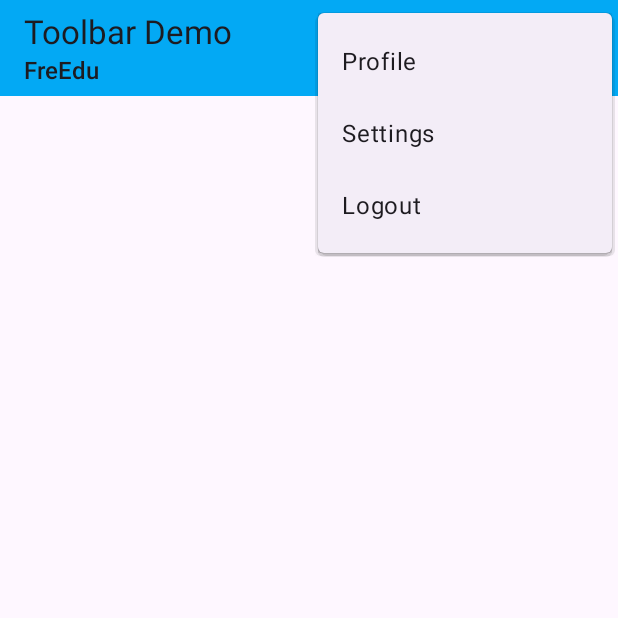
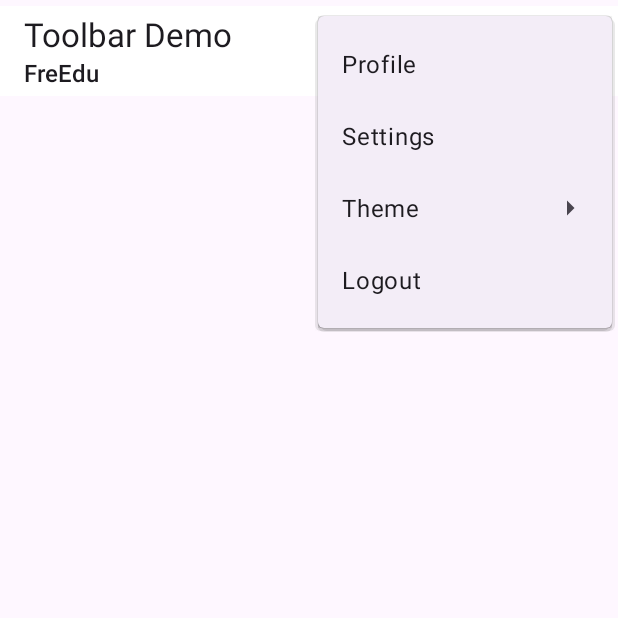
Before and after one commit to musfiqur552608/ToolbarMenu, an Android app: the screen it shows after launch (MainActivity), with the options menu open, on a phone screen of 412 x 824 dp, the top half of it. Run offline under Robolectric (Android 15) with nearby library versions, the phone set to English and light mode, and no system bars.

Commit message:
Menu under menu

```diff
--- a/app/src/main/res/layout/activity_main.xml
+++ b/app/src/main/res/layout/activity_main.xml
@@ -9,12 +9,14 @@
     <androidx.appcompat.widget.Toolbar
         android:id="@+id/toolbar"
         android:layout_width="0dp"
-        app:title="Toolbar Demo"
+        android:layout_height="60dp"
+        android:layout_marginTop="4dp"
+        android:background="@color/white"
+        app:layout_constraintEnd_toEndOf="parent"
+        app:layout_constraintHorizontal_bias="0.0"
+        app:layout_constraintStart_toStartOf="parent"
+        app:layout_constraintTop_toTopOf="parent"
         app:subtitle="FreEdu"
-        android:background="#03A9F4"
-        android:layout_height="wrap_content"
-        app:layout_constraintEnd_toEndOf="parent"
-        app:layout_constraintStart_toStartOf="parent"
-        app:layout_constraintTop_toTopOf="parent" />
+        app:title="Toolbar Demo" />
 
 </androidx.constraintlayout.widget.ConstraintLayout>
--- a/app/src/main/res/menu/item_menu.xml
+++ b/app/src/main/res/menu/item_menu.xml
@@ -13,6 +13,18 @@
         android:title="Share"
         android:icon="@drawable/share"
         app:showAsAction="always"/>
+    <item android:id="@+id/theme"
+        android:title="Theme"
+        app:showAsAction="never">
+        <menu>
+            <item android:id="@+id/dark"
+                android:title="Dark"
+                app:showAsAction="never"/>
+            <item android:id="@+id/day"
+                android:title="Day"
+                app:showAsAction="never"/>
+        </menu>
+    </item>
     <item android:id="@+id/logout"
         android:title="Logout"
         android:icon="@drawable/logout"
```
Also changed, not shown: app/src/main/res/drawable/chobi.jpg (added).
